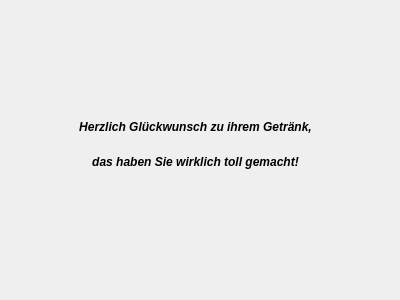
Qt form UserInterface/completionmenu.ui (Killjen/matomat) before a commit.
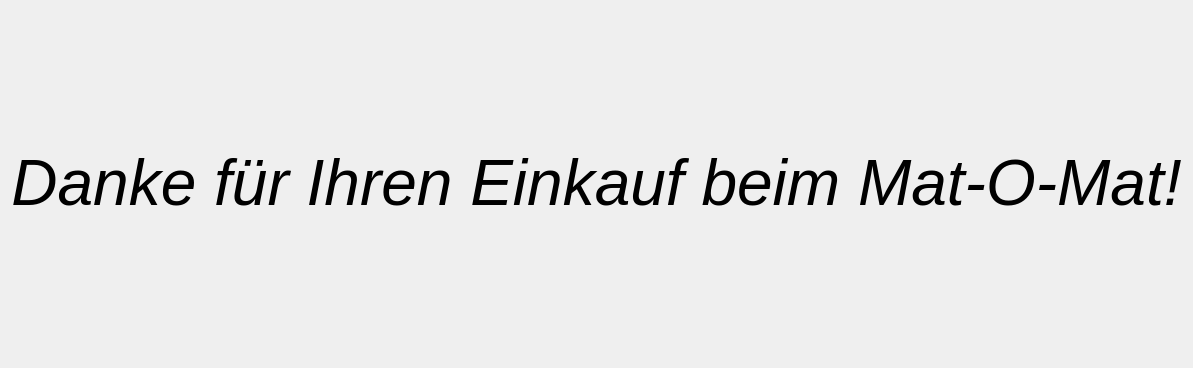
The same form after that commit.

The edit to the form file:
```diff
--- a/UserInterface/completionmenu.ui
+++ b/UserInterface/completionmenu.ui
@@ -6,26 +6,33 @@
    <rect>
     <x>0</x>
     <y>0</y>
-    <width>400</width>
-    <height>300</height>
+    <width>947</width>
+    <height>368</height>
    </rect>
   </property>
   <property name="windowTitle">
    <string>Matomat - Danke für ihren Einkauf</string>
   </property>
+  <layout class="QHBoxLayout" name="horizontalLayout">
+   <item>
   <widget class="QLabel" name="label">
-   <property name="geometry">
-    <rect>
-     <x>40</x>
-     <y>30</y>
-     <width>311</width>
-     <height>221</height>
-    </rect>
+     <property name="font">
+      <font>
+       <family>Arial</family>
+       <pointsize>36</pointsize>
+       <italic>true</italic>
+       <kerning>false</kerning>
+      </font>
    </property>
    <property name="text">
-    <string>&lt;html&gt;&lt;head/&gt;&lt;body&gt;&lt;p align=&quot;center&quot;&gt;&lt;span style=&quot; font-size:14pt; font-weight:600; font-style:italic; vertical-align:sub;&quot;&gt;Herzlich Glückwunsch zu ihrem Getränk,&lt;/span&gt;&lt;/p&gt;&lt;p align=&quot;center&quot;&gt;&lt;span style=&quot; font-size:14pt; font-weight:600; font-style:italic; vertical-align:sub;&quot;&gt;das haben Sie wirklich toll gemacht!&lt;/span&gt;&lt;/p&gt;&lt;/body&gt;&lt;/html&gt;</string>
-   </property>
-  </widget>
+      <string>&lt;html&gt;&lt;head/&gt;&lt;body&gt;&lt;p align=&quot;center&quot;&gt;&lt;span style=&quot; font-size:48pt;&quot;&gt;Danke für Ihren Einkauf beim Mat-O-Mat!&lt;/span&gt;&lt;/p&gt;&lt;/body&gt;&lt;/html&gt;</string>
+     </property>
+     <property name="alignment">
+      <set>Qt::AlignCenter</set>
+     </property>
+    </widget>
+   </item>
+  </layout>
  </widget>
  <resources/>
  <connections/>
```
Left out of the diff: 2 changed lines with no effect on the pictures. Lines whose indentation alone changed are shown as unchanged.
